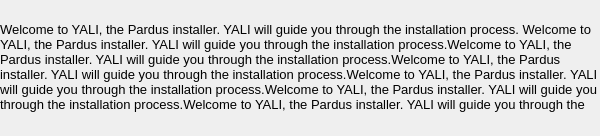
Old version of the form yali/gui/Ui/help.ui in the repository dadas45li/yali.
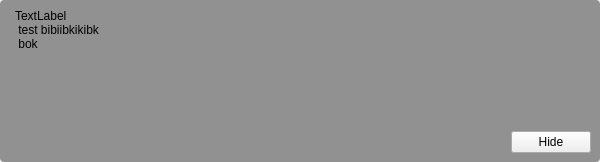
New version of the form.

Commit message: - PDS integration for help dialog in Yalı

```diff
--- a/yali/gui/Ui/help.ui
+++ b/yali/gui/Ui/help.ui
@@ -7,7 +7,7 @@
     <x>0</x>
     <y>0</y>
     <width>600</width>
-    <height>136</height>
+    <height>154</height>
    </rect>
   </property>
   <property name="minimumSize">
@@ -19,76 +19,73 @@
   <property name="maximumSize">
    <size>
     <width>600</width>
-    <height>16777215</height>
+    <height>400</height>
    </size>
   </property>
   <property name="windowTitle">
    <string>Form</string>
   </property>
-  <layout class="QGridLayout" name="gridLayout">
-   <property name="margin">
-    <number>0</number>
-   </property>
-   <property name="spacing">
-    <number>0</number>
-   </property>
-   <item row="0" column="0">
-    <widget class="QScrollArea" name="helpContentFrame">
-     <property name="sizePolicy">
-      <sizepolicy hsizetype="Preferred" vsizetype="Preferred">
-       <horstretch>0</horstretch>
-       <verstretch>0</verstretch>
-      </sizepolicy>
-     </property>
      <property name="styleSheet">
-      <string notr="true">#helpContentFrame{ 
-	background-color: rgba(0, 0, 0, 0);
-}
+   <string notr="true">#helpContentFrame {
 
-#scrollAreaWidgetContents_2{ 
-	background-color: rgba(0, 0, 0, 0);
+background-color:rgba(0,0,0,100);
+border-radius:4px;
+
+
 }</string>
      </property>
+  <layout class="QGridLayout" name="gridLayout_2">
+   <property name="margin">
+    <number>0</number>
+   </property>
+   <item row="0" column="0">
+    <widget class="QWidget" name="helpContentFrame" native="true">
+     <layout class="QGridLayout" name="gridLayout">
+      <item row="1" column="0" colspan="2">
+       <widget class="QTextBrowser" name="helpContent">
+        <property name="styleSheet">
+         <string notr="true">background-color:rgba(0,0,0,0);
+color:white;
+border:none;</string>
+        </property>
      <property name="frameShape">
       <enum>QFrame::NoFrame</enum>
      </property>
-     <property name="widgetResizable">
-      <bool>true</bool>
-     </property>
-     <widget class="QWidget" name="scrollAreaWidgetContents_2">
-      <property name="geometry">
-       <rect>
-        <x>0</x>
-        <y>0</y>
-        <width>600</width>
-        <height>136</height>
-       </rect>
-      </property>
-      <layout class="QGridLayout" name="gridLayout_4">
-       <property name="margin">
-        <number>0</number>
-       </property>
-       <property name="spacing">
-        <number>0</number>
-       </property>
-       <item row="0" column="0">
-        <widget class="QLabel" name="helpContent">
-         <property name="sizePolicy">
-          <sizepolicy hsizetype="Preferred" vsizetype="Maximum">
-           <horstretch>0</horstretch>
-           <verstretch>0</verstretch>
-          </sizepolicy>
-         </property>
-         <property name="font">
-          <font>
-           <pointsize>10</pointsize>
-          </font>
-         </property>
+        <property name="horizontalScrollBarPolicy">
+         <enum>Qt::ScrollBarAlwaysOff</enum>
+        </property>
+       </widget>
+      </item>
+      <item row="2" column="1">
+       <layout class="QHBoxLayout" name="horizontalLayout">
+        <item>
+         <spacer name="horizontalSpacer">
+          <property name="orientation">
+           <enum>Qt::Horizontal</enum>
+          </property>
+          <property name="sizeHint" stdset="0">
+           <size>
+            <width>40</width>
+            <height>20</height>
+           </size>
+          </property>
+         </spacer>
+        </item>
+        <item>
+         <widget class="QPushButton" name="buttonHide">
          <property name="text">
-          <string>Welcome to YALI, the Pardus installer. YALI will guide you through the installation process. Welcome to YALI, the Pardus installer. YALI will guide you through the installation process.Welcome to YALI, the Pardus installer. YALI will guide you through the installation process.Welcome to YALI, the Pardus installer. YALI will guide you through the installation process.Welcome to YALI, the Pardus installer. YALI will guide you through the installation process.Welcome to YALI, the Pardus installer. YALI will guide you through the installation process.Welcome to YALI, the Pardus installer. YALI will guide you through the installation process.</string>
-         </property>
-         <property name="alignment">
-          <set>Qt::AlignLeading|Qt::AlignLeft|Qt::AlignTop</set>
+           <string>Hide</string>
+          </property>
+         </widget>
+        </item>
+       </layout>
+      </item>
+      <item row="0" column="1">
+       <widget class="QLabel" name="helpContent2">
+        <property name="text">
+         <string>TextLabel
+ test bibiibkikibk
+ bok</string>
          </property>
          <property name="wordWrap">
           <bool>true</bool>
@@ -96,7 +93,6 @@
         </widget>
        </item>
       </layout>
-     </widget>
     </widget>
    </item>
   </layout>
```
Left out of the diff: 4 changed lines with no effect on the pictures. Lines whose indentation alone changed are shown as unchanged. The commit also changes 2 other files.
